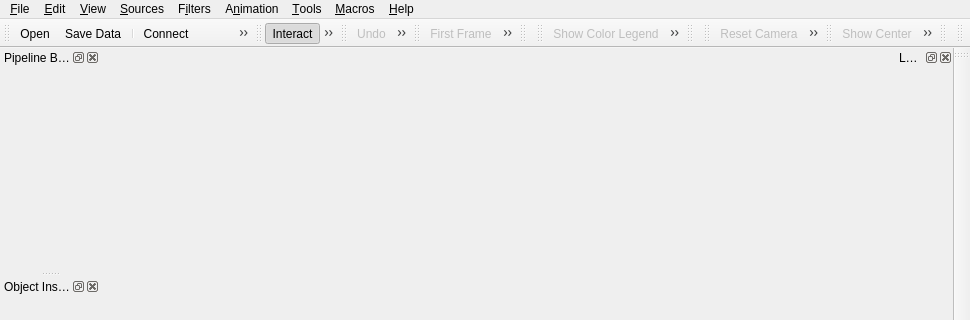
Above: Qt/Components/Resources/UI/pqClientMainWindow.ui from Kitware/ParaView before the change; both pictures show x 0 to 970 and y 0 to 320 of the 970 by 700 pixel window. Below: the same form after it.
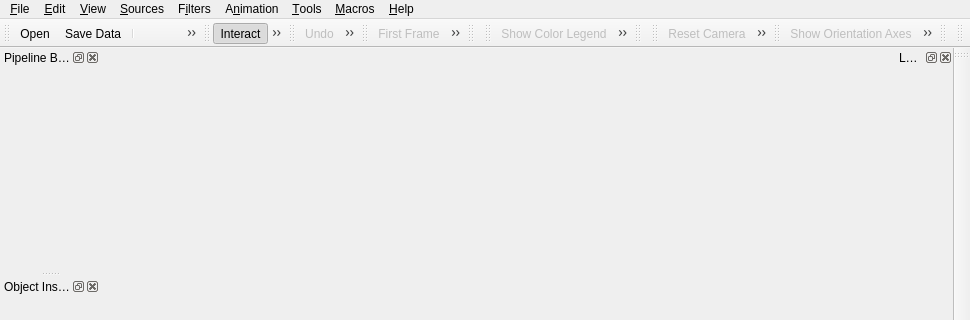
That is the form after the change. Icons and pictures are not drawn. Custom widgets are drawn as their Qt base class.

Commit message: ENH: Fixed BUG #8696. Added support to hide/unhide orientation axes from  the toolbar.

What changed in the file:
```diff
--- a/Qt/Components/Resources/UI/pqClientMainWindow.ui
+++ b/Qt/Components/Resources/UI/pqClientMainWindow.ui
@@ -409,6 +409,7 @@
    <attribute name="toolBarBreak" >
     <bool>false</bool>
    </attribute>
+   <addaction name="actionShowOrientationAxes" />
    <addaction name="actionShowCenterAxes" />
    <addaction name="actionResetCenter" />
    <addaction name="actionPickCenter" />
@@ -1096,6 +1097,23 @@
     <string>Table View</string>
    </property>
   </action>
+  <action name="actionShowOrientationAxes" >
+   <property name="checkable" >
+    <bool>true</bool>
+   </property>
+   <property name="enabled" >
+    <bool>false</bool>
+   </property>
+   <property name="icon" >
+    <iconset resource="../pqComponents.qrc">:/pqWidgets/Icons/pqShowOrientationAxes24.png</iconset>
+   </property>
+   <property name="text" >
+    <string>Show Orientation Axes</string>
+   </property>
+   <property name="statusTip" >
+    <string>Show/Hide orientation axes</string>
+   </property>
+  </action>
   <action name="actionShowCenterAxes" >
    <property name="checkable" >
     <bool>true</bool>
```
Left out of the diff: 1 changed line with no effect on the pictures. The commit also changes 6 other files.
